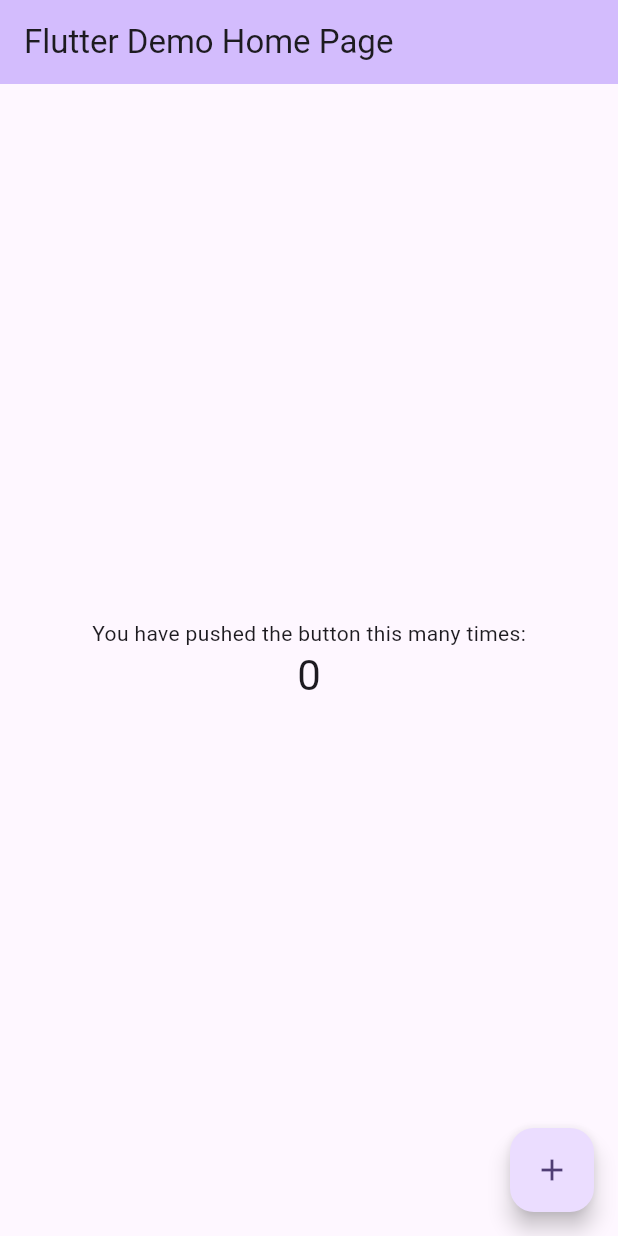
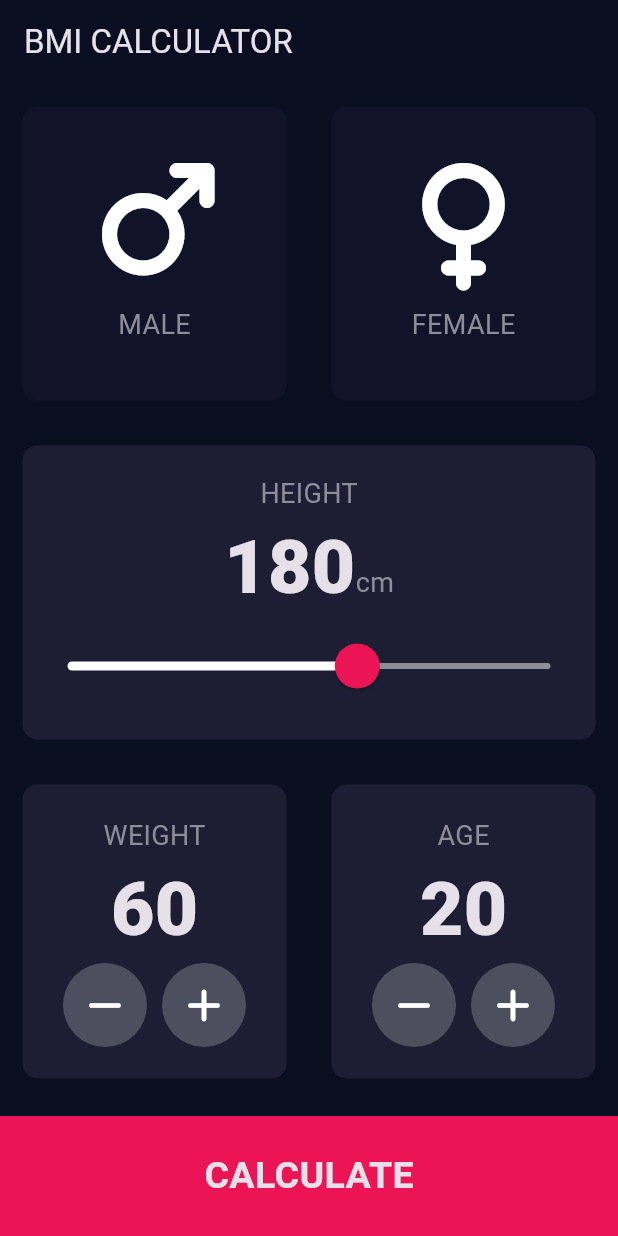
Before and after one commit to tngan180705/Lab_DNT, a Flutter app: the screen it shows after launch, on a phone screen of 412 x 824 dp. Run offline on Flutter 3.47's test engine with Material 3 defaults, Android fonts, the phone set to English and light mode, and no system bars; our stand-ins replace audioplayers, font_awesome_flutter, rflutter_alert.

Commit message:
hoàn thành Lab8: BMI Calculator

```diff
--- /dev/null
+++ b/bmi_calculator/lib/calculator_brain.dart
@@ -0,0 +1,39 @@
+import 'dart:math';
+
+class CalculatorBrain {
+  CalculatorBrain({required this.height, required this.weight});
+
+  final int height;
+  final int weight;
+
+  // Biến private để lưu giá trị BMI sau khi tính
+  double _bmi = 0;
+
+  // Hàm tính toán chỉ số BMI
+  String calculateBMI() {
+    _bmi = weight / pow(height / 100, 2);
+    return _bmi.toStringAsFixed(1); // Trả về chuỗi có 1 chữ số thập phân
+  }
+
+  // Hàm trả về phân loại kết quả (Dòng chữ lớn)
+  String getResult() {
+    if (_bmi >= 25) {
+      return 'Overweight';
+    } else if (_bmi > 18.5) {
+      return 'Normal';
+    } else {
+      return 'Underweight';
+    }
+  }
+
+  // ĐÂY LÀ HÀM BẠN ĐANG THIẾU: Trả về lời khuyên (Dòng chữ nhỏ)
+  String getInterpretation() {
+    if (_bmi >= 25) {
+      return 'Bạn có trọng lượng cơ thể cao hơn bình thường. Hãy cố gắng tập thể dục nhiều hơn nhé!';
+    } else if (_bmi >= 18.5) {
+      return 'Bạn có một trọng lượng cơ thể bình thường. Tuyệt vời!';
+    } else {
+      return 'Bạn có trọng lượng cơ thể thấp hơn bình thường. Bạn nên ăn uống đầy đủ hơn một chút.';
+    }
+  }
+}
--- /dev/null
+++ b/bmi_calculator/lib/constants.dart
@@ -0,0 +1,15 @@
+import 'package:flutter/material.dart';
+
+const kBottomContainerHeight = 80.0;
+const kActiveCardColour = Color(0xFF1D1E33);
+const kInactiveCardColour = Color(0xFF111328);
+const kBottomContainerColour = Color(0xFFEB1555);
+
+const kLabelTextStyle = TextStyle(fontSize: 18.0, color: Color(0xFF8D8E98));
+
+const kNumberTextStyle = TextStyle(fontSize: 50.0, fontWeight: FontWeight.w900);
+
+const kLargeButtonTextStyle = TextStyle(
+  fontSize: 25.0,
+  fontWeight: FontWeight.bold,
+);
--- /dev/null
+++ b/bmi_calculator/lib/icon_content.dart
@@ -0,0 +1,21 @@
+import 'package:flutter/material.dart';
+import 'constants.dart';
+
+class IconContent extends StatelessWidget {
+  IconContent({required this.icon, required this.label});
+
+  final IconData icon;
+  final String label;
+
+  @override
+  Widget build(BuildContext context) {
+    return Column(
+      mainAxisAlignment: MainAxisAlignment.center,
+      children: <Widget>[
+        Icon(icon, size: 80.0),
+        SizedBox(height: 15.0),
+        Text(label, style: kLabelTextStyle),
+      ],
+    );
+  }
+}
--- /dev/null
+++ b/bmi_calculator/lib/input_page.dart
@@ -0,0 +1,217 @@
+import 'package:flutter/material.dart';
+import 'package:font_awesome_flutter/font_awesome_flutter.dart';
+import 'icon_content.dart';
+import 'reusable_card.dart';
+import 'constants.dart';
+import 'results_page.dart'; // Import trang kết quả
+import 'calculator_brain.dart'; // Import bộ não tính toán
+
+enum Gender { male, female }
+
+class InputPage extends StatefulWidget {
+  @override
+  _InputPageState createState() => _InputPageState();
+}
+
+class _InputPageState extends State<InputPage> {
+  Gender? selectedGender;
+  int height = 180;
+  int weight = 60;
+  int age = 20;
+
+  @override
+  Widget build(BuildContext context) {
+    return Scaffold(
+      appBar: AppBar(title: const Text('BMI CALCULATOR')),
+      body: Column(
+        crossAxisAlignment: CrossAxisAlignment.stretch,
+        children: <Widget>[
+          // 1. CHỌN GIỚI TÍNH
+          Expanded(
+            child: Row(
+              children: <Widget>[
+                Expanded(
+                  child: ReusableCard(
+                    onPress: () => setState(() => selectedGender = Gender.male),
+                    colour: selectedGender == Gender.male
+                        ? kActiveCardColour
+                        : kInactiveCardColour,
+                    cardChild: IconContent(
+                      icon: FontAwesomeIcons.mars,
+                      label: 'MALE',
+                    ),
+                  ),
+                ),
+                Expanded(
+                  child: ReusableCard(
+                    onPress: () =>
+                        setState(() => selectedGender = Gender.female),
+                    colour: selectedGender == Gender.female
+                        ? kActiveCardColour
+                        : kInactiveCardColour,
+                    cardChild: IconContent(
+                      icon: FontAwesomeIcons.venus,
+                      label: 'FEMALE',
+                    ),
+                  ),
+                ),
+              ],
+            ),
+          ),
+          // 2. CHỌN CHIỀU CAO (SLIDER)
+          Expanded(
+            child: ReusableCard(
+              colour: kActiveCardColour,
+              cardChild: Column(
+                mainAxisAlignment: MainAxisAlignment.center,
+                children: <Widget>[
+                  const Text('HEIGHT', style: kLabelTextStyle),
+                  Row(
+                    mainAxisAlignment: MainAxisAlignment.center,
+                    crossAxisAlignment: CrossAxisAlignment.baseline,
+                    textBaseline: TextBaseline.alphabetic,
+                    children: <Widget>[
+                      Text(height.toString(), style: kNumberTextStyle),
+                      const Text('cm', style: kLabelTextStyle),
+                    ],
+                  ),
+                  SliderTheme(
+                    data: SliderTheme.of(context).copyWith(
+                      activeTrackColor: Colors.white,
+                      inactiveTrackColor: const Color(0xFF8D8E98),
+                      thumbColor: const Color(0xFFEB1555),
+                      overlayColor: const Color(0x29EB1555),
+                      thumbShape: const RoundSliderThumbShape(
+                        enabledThumbRadius: 15.0,
+                      ),
+                      overlayShape: const RoundSliderOverlayShape(
+                        overlayRadius: 30.0,
+                      ),
+                    ),
+                    child: Slider(
+                      value: height.toDouble(),
+                      min: 120.0,
+                      max: 220.0,
+                      onChanged: (double newValue) {
+                        setState(() => height = newValue.round());
+                      },
+                    ),
+                  ),
+                ],
+              ),
+            ),
+          ),
+          // 3. CHỌN CÂN NẶNG VÀ TUỔI (DÙNG NÚT BẤM TRÒN)
+          Expanded(
+            child: Row(
+              children: <Widget>[
+                Expanded(
+                  child: ReusableCard(
+                    colour: kActiveCardColour,
+                    cardChild: Column(
+                      mainAxisAlignment: MainAxisAlignment.center,
+                      children: <Widget>[
+                        const Text('WEIGHT', style: kLabelTextStyle),
+                        Text(weight.toString(), style: kNumberTextStyle),
+                        Row(
+                          mainAxisAlignment: MainAxisAlignment.center,
+                          children: [
+                            RoundIconButton(
+                              icon: FontAwesomeIcons.minus,
+                              onPressed: () => setState(() => weight--),
+                            ),
+                            const SizedBox(width: 10.0),
+                            RoundIconButton(
+                              icon: FontAwesomeIcons.plus,
+                              onPressed: () => setState(() => weight++),
+                            ),
+                          ],
+                        ),
+                      ],
+                    ),
+                  ),
+                ),
+                Expanded(
+                  child: ReusableCard(
+                    colour: kActiveCardColour,
+                    cardChild: Column(
+                      mainAxisAlignment: MainAxisAlignment.center,
+                      children: <Widget>[
+                        const Text('AGE', style: kLabelTextStyle),
+                        Text(age.toString(), style: kNumberTextStyle),
+                        Row(
+                          mainAxisAlignment: MainAxisAlignment.center,
+                          children: [
+                            RoundIconButton(
+                              icon: FontAwesomeIcons.minus,
+                              onPressed: () => setState(() => age--),
+                            ),
+                            const SizedBox(width: 10.0),
+                            RoundIconButton(
+                              icon: FontAwesomeIcons.plus,
+                              onPressed: () => setState(() => age++),
+                            ),
+                          ],
+                        ),
+                      ],
+                    ),
+                  ),
+                ),
+              ],
+            ),
+          ),
+          // 4. NÚT TÍNH TOÁN DƯỚI CÙNG
+          GestureDetector(
+            onTap: () {
+              // Xử lý logic tính toán
+              CalculatorBrain calc = CalculatorBrain(
+                height: height,
+                weight: weight,
+              );
+
+              Navigator.push(
+                context,
+                MaterialPageRoute(
+                  builder: (context) => ResultsPage(
+                    bmiResult: calc.calculateBMI(),
+                    resultText: calc.getResult(),
+                    interpretation: calc.getInterpretation(),
+                  ),
+                ),
+              );
+            },
+            child: Container(
+              color: kBottomContainerColour,
+              margin: const EdgeInsets.only(top: 10.0),
+              width: double.infinity,
+              height: kBottomContainerHeight,
+              child: const Center(
+                child: Text('CALCULATE', style: kLargeButtonTextStyle),
+              ),
+            ),
+          ),
+        ],
+      ),
+    );
+  }
+}
+
+// CUSTOM WIDGET CHO NÚT BẤM TRÒN (Đặt ở cuối file hoặc file riêng)
+class RoundIconButton extends StatelessWidget {
+  RoundIconButton({required this.icon, required this.onPressed});
+
+  final IconData icon;
+  final VoidCallback onPressed;
+
+  @override
+  Widget build(BuildContext context) {
+    return RawMaterialButton(
+      elevation: 0.0,
+      child: Icon(icon),
+      onPressed: onPressed,
+      constraints: const BoxConstraints.tightFor(width: 56.0, height: 56.0),
+      shape: const CircleBorder(),
+      fillColor: const Color(0xFF4C4F5E),
+    );
+  }
+}
--- a/bmi_calculator/lib/main.dart
+++ b/bmi_calculator/lib/main.dart
@@ -1,122 +1,20 @@
 import 'package:flutter/material.dart';
+import 'input_page.dart'; // Import màn hình bạn vừa code
 
-void main() {
-  runApp(const MyApp());
-}
+void main() => runApp(BMICalculator());
 
-class MyApp extends StatelessWidget {
-  const MyApp({super.key});
-
-  // This widget is the root of your application.
+class BMICalculator extends StatelessWidget {
   @override
   Widget build(BuildContext context) {
     return MaterialApp(
-      title: 'Flutter Demo',
-      theme: ThemeData(
-        // This is the theme of your application.
-        //
-        // TRY THIS: Try running your application with "flutter run". You'll see
-        // the application has a purple toolbar. Then, without quitting the app,
-        // try changing the seedColor in the colorScheme below to Colors.green
-        // and then invoke "hot reload" (save your changes or press the "hot
-        // reload" button in a Flutter-supported IDE, or press "r" if you used
-        // the command line to start the app).
-        //
-        // Notice that the counter didn't reset back to zero; the application
-        // state is not lost during the reload. To reset the state, use hot
-        // restart instead.
-        //
-        // This works for code too, not just values: Most code changes can be
-        // tested with just a hot reload.
-        colorScheme: ColorScheme.fromSeed(seedColor: Colors.deepPurple),
+      debugShowCheckedModeBanner: false,
+      // Thiết lập Theme màu tối cho toàn bộ app
+      theme: ThemeData.dark().copyWith(
+        primaryColor: const Color(0xFF0A0E21),
+        scaffoldBackgroundColor: const Color(0xFF0A0E21),
+        appBarTheme: const AppBarTheme(backgroundColor: Color(0xFF0A0E21)),
       ),
-      home: const MyHomePage(title: 'Flutter Demo Home Page'),
+      home: InputPage(), // Chạy màn hình InputPage đầu tiên
     );
   }
 }
-
-class MyHomePage extends StatefulWidget {
-  const MyHomePage({super.key, required this.title});
-
-  // This widget is the home page of your application. It is stateful, meaning
-  // that it has a State object (defined below) that contains fields that affect
-  // how it looks.
-
-  // This class is the configuration for the state. It holds the values (in this
-  // case the title) provided by the parent (in this case the App widget) and
-  // used by the build method of the State. Fields in a Widget subclass are
-  // always marked "final".
-
-  final String title;
-
-  @override
-  State<MyHomePage> createState() => _MyHomePageState();
-}
-
-class _MyHomePageState extends State<MyHomePage> {
-  int _counter = 0;
-
-  void _incrementCounter() {
-    setState(() {
-      // This call to setState tells the Flutter framework that something has
-      // changed in this State, which causes it to rerun the build method below
-      // so that the display can reflect the updated values. If we changed
-      // _counter without calling setState(), then the build method would not be
-      // called again, and so nothing would appear to happen.
-      _counter++;
-    });
-  }
-
-  @override
-  Widget build(BuildContext context) {
-    // This method is rerun every time setState is called, for instance as done
-    // by the _incrementCounter method above.
-    //
-    // The Flutter framework has been optimized to make rerunning build methods
-    // fast, so that you can just rebuild anything that needs updating rather
-    // than having to individually change instances of widgets.
-    return Scaffold(
-      appBar: AppBar(
-        // TRY THIS: Try changing the color here to a specific color (to
-        // Colors.amber, perhaps?) and trigger a hot reload to see the AppBar
-        // change color while the other colors stay the same.
-        backgroundColor: Theme.of(context).colorScheme.inversePrimary,
-        // Here we take the value from the MyHomePage object that was created by
-        // the App.build method, and use it to set our appbar title.
-        title: Text(widget.title),
-      ),
-      body: Center(
-        // Center is a layout widget. It takes a single child and positions it
-        // in the middle of the parent.
-        child: Column(
-          // Column is also a layout widget. It takes a list of children and
-          // arranges them vertically. By default, it sizes itself to fit its
-          // children horizontally, and tries to be as tall as its parent.
-          //
-          // Column has various properties to control how it sizes itself and
-          // how it positions its children. Here we use mainAxisAlignment to
-          // center the children vertically; the main axis here is the vertical
-          // axis because Columns are vertical (the cross axis would be
-          // horizontal).
-          //
-          // TRY THIS: Invoke "debug painting" (choose the "Toggle Debug Paint"
-          // action in the IDE, or press "p" in the console), to see the
-          // wireframe for each widget.
-          mainAxisAlignment: MainAxisAlignment.center,
-          children: <Widget>[
-            const Text('You have pushed the button this many times:'),
-            Text(
-              '$_counter',
-              style: Theme.of(context).textTheme.headlineMedium,
-            ),
-          ],
-        ),
-      ),
-      floatingActionButton: FloatingActionButton(
-        onPressed: _incrementCounter,
-        tooltip: 'Increment',
-        child: const Icon(Icons.add),
-      ), // This trailing comma makes auto-formatting nicer for build methods.
-    );
-  }
-}
--- /dev/null
+++ b/bmi_calculator/lib/reusable_card.dart
@@ -0,0 +1,24 @@
+import 'package:flutter/material.dart';
+
+class ReusableCard extends StatelessWidget {
+  ReusableCard({required this.colour, this.cardChild, this.onPress});
+
+  final Color colour;
+  final Widget? cardChild;
+  final VoidCallback? onPress;
+
+  @override
+  Widget build(BuildContext context) {
+    return GestureDetector(
+      onTap: onPress,
+      child: Container(
+        child: cardChild,
+        margin: EdgeInsets.all(15.0),
+        decoration: BoxDecoration(
+          color: colour,
+          borderRadius: BorderRadius.circular(10.0),
+        ),
+      ),
+    );
+  }
+}
--- a/bmi_calculator/pubspec.yaml
+++ b/bmi_calculator/pubspec.yaml
@@ -2,7 +2,7 @@ name: bmi_calculator
 description: "A new Flutter project."
 # The following line prevents the package from being accidentally published to
 # pub.dev using `flutter pub publish`. This is preferred for private packages.
-publish_to: 'none' # Remove this line if you wish to publish to pub.dev
+publish_to: "none" # Remove this line if you wish to publish to pub.dev
 
 # The following defines the version and build number for your application.
 # A version number is three numbers separated by dots, like 1.2.43
@@ -30,7 +30,7 @@ environment:
 dependencies:
   flutter:
     sdk: flutter
-
+  font_awesome_flutter: ^10.7.0
   # The following adds the Cupertino Icons font to your application.
   # Use with the CupertinoIcons class for iOS style icons.
   cupertino_icons: ^1.0.8
@@ -51,7 +51,6 @@ dev_dependencies:
 
 # The following section is specific to Flutter packages.
 flutter:
-
   # The following line ensures that the Material Icons font is
   # included with your application, so that you can use the icons in
   # the material Icons class.
```
Also changed, not shown: bmi_calculator/lib/results_page.dart (added, +86 -0 lines), bmi_calculator/pubspec.lock.
